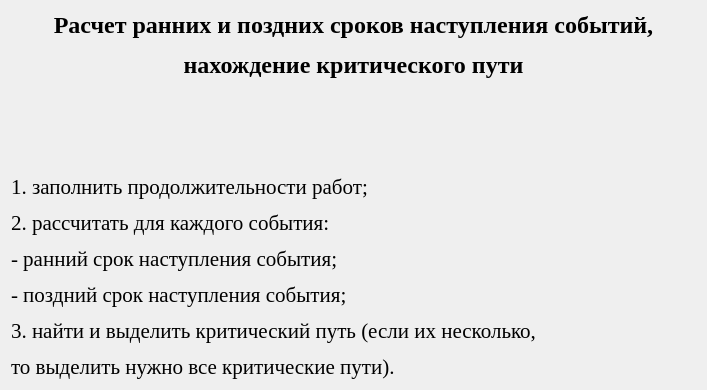
IvaMarin/Project-Network-Diagram-App, file qt_designer_ui/TextTask2.ui: the form before one commit.
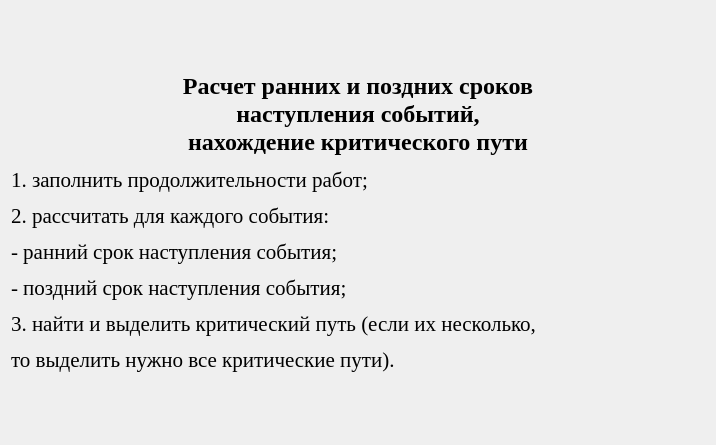
The form after the commit.

```diff
--- a/qt_designer_ui/TextTask2.ui
+++ b/qt_designer_ui/TextTask2.ui
@@ -6,10 +6,16 @@
    <rect>
     <x>0</x>
     <y>0</y>
-    <width>707</width>
-    <height>374</height>
+    <width>716</width>
+    <height>445</height>
    </rect>
   </property>
+  <property name="font">
+   <font>
+    <family>Times New Roman</family>
+    <pointsize>16</pointsize>
+   </font>
+  </property>
   <property name="windowTitle">
    <string>Задание 2</string>
   </property>
@@ -18,12 +24,12 @@
     <widget class="QLabel" name="label">
      <property name="font">
       <font>
-       <family>Liberation Serif</family>
+       <family>Times New Roman</family>
        <pointsize>16</pointsize>
       </font>
      </property>
      <property name="text">
-      <string>&lt;html&gt;&lt;head/&gt;&lt;body&gt;&lt;p align=&quot;center&quot;&gt;&lt;span style=&quot; font-size:18pt; font-weight:600;&quot;&gt;Расчет ранних и поздних сроков наступления событий,&lt;/span&gt;&lt;/p&gt;&lt;p align=&quot;center&quot;&gt;&lt;span style=&quot; font-size:18pt; font-weight:600;&quot;&gt;нахождение критического пути&lt;/span&gt;&lt;br/&gt;&lt;/p&gt;&lt;p align=&quot;center&quot;&gt;&lt;br/&gt;&lt;/p&gt;&lt;p align=&quot;justify&quot;&gt;1. заполнить продолжительности работ;&lt;/p&gt;&lt;p align=&quot;justify&quot;&gt;2. рассчитать для каждого события:&lt;/p&gt;&lt;p align=&quot;justify&quot;&gt;- ранний срок наступления события;&lt;/p&gt;&lt;p align=&quot;justify&quot;&gt;- поздний срок наступления события; &lt;/p&gt;&lt;p align=&quot;justify&quot;&gt;3. найти и выделить критический путь (если их несколько, &lt;/p&gt;&lt;p align=&quot;justify&quot;&gt;то выделить нужно все критические пути).&lt;/p&gt;&lt;/body&gt;&lt;/html&gt;</string>
+      <string>&lt;html&gt;&lt;head/&gt;&lt;body&gt;&lt;p align=&quot;center&quot;&gt;&lt;span style=&quot; font-size:18pt; font-weight:600;&quot;&gt;Расчет ранних и поздних сроков&lt;br/&gt;наступления событий,&lt;br/&gt;нахождение критического пути&lt;/span&gt;&lt;/p&gt;&lt;p align=&quot;justify&quot;&gt;1. заполнить продолжительности работ;&lt;/p&gt;&lt;p align=&quot;justify&quot;&gt;2. рассчитать для каждого события:&lt;/p&gt;&lt;p align=&quot;justify&quot;&gt;- ранний срок наступления события;&lt;/p&gt;&lt;p align=&quot;justify&quot;&gt;- поздний срок наступления события; &lt;/p&gt;&lt;p align=&quot;justify&quot;&gt;3. найти и выделить критический путь (если их несколько, &lt;/p&gt;&lt;p align=&quot;justify&quot;&gt;то выделить нужно все критические пути).&lt;/p&gt;&lt;/body&gt;&lt;/html&gt;</string>
      </property>
     </widget>
    </item>
```
